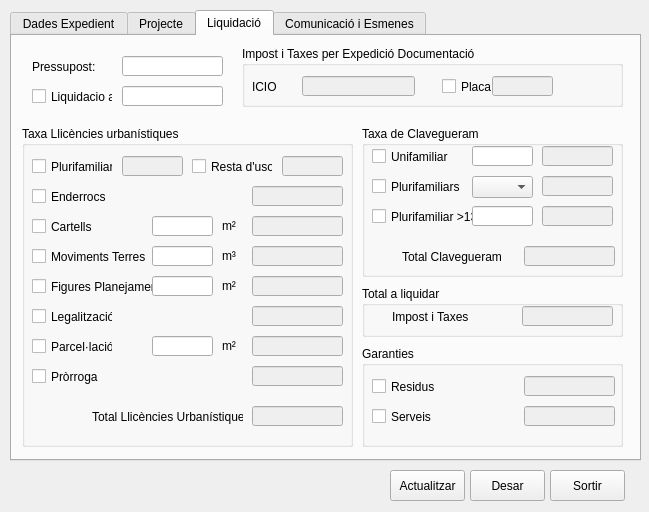
Old version of the form src/exp_om.ui in the repository daviderill/expedients.
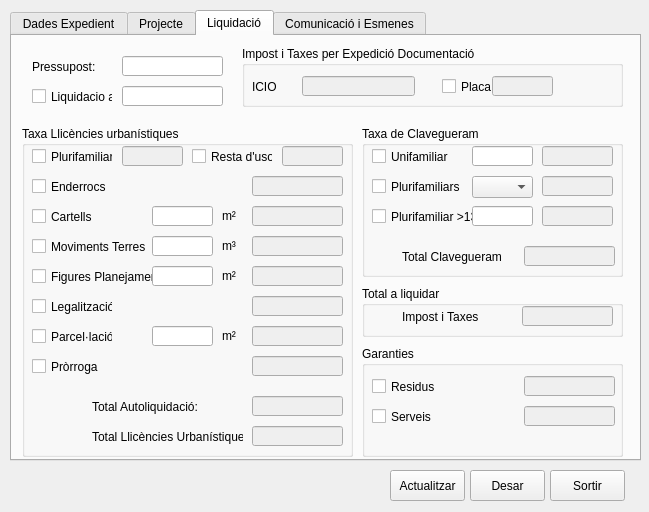
New version of the form. The open tabs and pages were chosen to show the change.

Commit message: Updates in Tab 'Dades liquidació' 'Taxa clavegueram' formula Add 'Total autoliquidació'

```diff
--- a/src/exp_om.ui
+++ b/src/exp_om.ui
@@ -1187,7 +1187,7 @@
        <x>10</x>
        <y>90</y>
        <width>331</width>
-       <height>321</height>
+       <height>331</height>
       </rect>
      </property>
      <property name="title">
@@ -1200,7 +1200,7 @@
       <property name="geometry">
        <rect>
         <x>100</x>
-        <y>30</y>
+        <y>20</y>
         <width>61</width>
         <height>20</height>
        </rect>
@@ -1219,7 +1219,7 @@
       <property name="geometry">
        <rect>
         <x>230</x>
-        <y>60</y>
+        <y>50</y>
         <width>91</width>
         <height>20</height>
        </rect>
@@ -1238,7 +1238,7 @@
       <property name="geometry">
        <rect>
         <x>230</x>
-        <y>120</y>
+        <y>110</y>
         <width>91</width>
         <height>20</height>
        </rect>
@@ -1257,7 +1257,7 @@
       <property name="geometry">
        <rect>
         <x>230</x>
-        <y>150</y>
+        <y>140</y>
         <width>91</width>
         <height>20</height>
        </rect>
@@ -1276,7 +1276,7 @@
       <property name="geometry">
        <rect>
         <x>230</x>
-        <y>240</y>
+        <y>230</y>
         <width>91</width>
         <height>20</height>
        </rect>
@@ -1295,7 +1295,7 @@
       <property name="geometry">
        <rect>
         <x>230</x>
-        <y>210</y>
+        <y>200</y>
         <width>91</width>
         <height>20</height>
        </rect>
@@ -1314,7 +1314,7 @@
       <property name="geometry">
        <rect>
         <x>230</x>
-        <y>180</y>
+        <y>170</y>
         <width>91</width>
         <height>20</height>
        </rect>
@@ -1330,7 +1330,7 @@
       <property name="geometry">
        <rect>
         <x>10</x>
-        <y>60</y>
+        <y>50</y>
         <width>81</width>
         <height>21</height>
        </rect>
@@ -1343,7 +1343,7 @@
       <property name="geometry">
        <rect>
         <x>10</x>
-        <y>120</y>
+        <y>110</y>
         <width>121</width>
         <height>21</height>
        </rect>
@@ -1356,7 +1356,7 @@
       <property name="geometry">
        <rect>
         <x>10</x>
-        <y>180</y>
+        <y>170</y>
         <width>81</width>
         <height>21</height>
        </rect>
@@ -1369,7 +1369,7 @@
       <property name="geometry">
        <rect>
         <x>10</x>
-        <y>210</y>
+        <y>200</y>
         <width>81</width>
         <height>21</height>
        </rect>
@@ -1382,7 +1382,7 @@
       <property name="geometry">
        <rect>
         <x>10</x>
-        <y>240</y>
+        <y>230</y>
         <width>81</width>
         <height>21</height>
        </rect>
@@ -1395,7 +1395,7 @@
       <property name="geometry">
        <rect>
         <x>10</x>
-        <y>30</y>
+        <y>20</y>
         <width>81</width>
         <height>21</height>
        </rect>
@@ -1408,7 +1408,7 @@
       <property name="geometry">
        <rect>
         <x>170</x>
-        <y>30</y>
+        <y>20</y>
         <width>81</width>
         <height>21</height>
        </rect>
@@ -1421,7 +1421,7 @@
       <property name="geometry">
        <rect>
         <x>10</x>
-        <y>150</y>
+        <y>140</y>
         <width>121</width>
         <height>21</height>
        </rect>
@@ -1437,7 +1437,7 @@
       <property name="geometry">
        <rect>
         <x>260</x>
-        <y>30</y>
+        <y>20</y>
         <width>61</width>
         <height>20</height>
        </rect>
@@ -1456,7 +1456,7 @@
       <property name="geometry">
        <rect>
         <x>230</x>
-        <y>90</y>
+        <y>80</y>
         <width>91</width>
         <height>20</height>
        </rect>
@@ -1472,7 +1472,7 @@
       <property name="geometry">
        <rect>
         <x>10</x>
-        <y>90</y>
+        <y>80</y>
         <width>81</width>
         <height>21</height>
        </rect>
@@ -1485,7 +1485,7 @@
       <property name="geometry">
        <rect>
         <x>130</x>
-        <y>90</y>
+        <y>80</y>
         <width>61</width>
         <height>20</height>
        </rect>
@@ -1501,7 +1501,7 @@
       <property name="geometry">
        <rect>
         <x>200</x>
-        <y>90</y>
+        <y>80</y>
         <width>21</width>
         <height>21</height>
        </rect>
@@ -1514,7 +1514,7 @@
       <property name="geometry">
        <rect>
         <x>200</x>
-        <y>210</y>
+        <y>200</y>
         <width>21</width>
         <height>21</height>
        </rect>
@@ -1527,7 +1527,7 @@
       <property name="geometry">
        <rect>
         <x>130</x>
-        <y>210</y>
+        <y>200</y>
         <width>61</width>
         <height>20</height>
        </rect>
@@ -1543,7 +1543,7 @@
       <property name="geometry">
        <rect>
         <x>130</x>
-        <y>150</y>
+        <y>140</y>
         <width>61</width>
         <height>20</height>
        </rect>
@@ -1559,7 +1559,7 @@
       <property name="geometry">
        <rect>
         <x>200</x>
-        <y>150</y>
+        <y>140</y>
         <width>21</width>
         <height>21</height>
        </rect>
@@ -1572,7 +1572,7 @@
       <property name="geometry">
        <rect>
         <x>200</x>
-        <y>120</y>
+        <y>110</y>
         <width>21</width>
         <height>21</height>
        </rect>
@@ -1585,7 +1585,7 @@
       <property name="geometry">
        <rect>
         <x>130</x>
-        <y>120</y>
+        <y>110</y>
         <width>61</width>
         <height>20</height>
        </rect>
@@ -1604,7 +1604,7 @@
       <property name="geometry">
        <rect>
         <x>230</x>
-        <y>280</y>
+        <y>300</y>
         <width>91</width>
         <height>20</height>
        </rect>
@@ -1620,7 +1620,7 @@
       <property name="geometry">
        <rect>
         <x>70</x>
-        <y>280</y>
+        <y>300</y>
         <width>151</width>
         <height>21</height>
        </rect>
@@ -1629,6 +1629,38 @@
        <string>Total Llicències Urbanístiques:</string>
       </property>
      </widget>
+     <widget class="QLineEdit" name="txtLlicTot_2">
+      <property name="enabled">
+       <bool>false</bool>
+      </property>
+      <property name="geometry">
+       <rect>
+        <x>230</x>
+        <y>270</y>
+        <width>91</width>
+        <height>20</height>
+       </rect>
+      </property>
+      <property name="text">
+       <string/>
+      </property>
+      <property name="maxLength">
+       <number>15</number>
+      </property>
+     </widget>
+     <widget class="QLabel" name="lblTot_5">
+      <property name="geometry">
+       <rect>
+        <x>70</x>
+        <y>270</y>
+        <width>151</width>
+        <height>21</height>
+       </rect>
+      </property>
+      <property name="text">
+       <string>Total Autoliquidació:</string>
+      </property>
+     </widget>
     </widget>
     <widget class="QGroupBox" name="gbClav">
      <property name="geometry">
@@ -1995,7 +2027,7 @@
      <widget class="QLabel" name="lblTot">
       <property name="geometry">
        <rect>
-        <x>30</x>
+        <x>40</x>
         <y>20</y>
         <width>81</width>
         <height>21</height>
@@ -2041,7 +2073,7 @@
        <x>350</x>
        <y>310</y>
        <width>261</width>
-       <height>101</height>
+       <height>111</height>
       </rect>
      </property>
      <property name="title">
```
Left out of the diff: 2 changed lines with no effect on the pictures. The commit also changes 2 other files.
